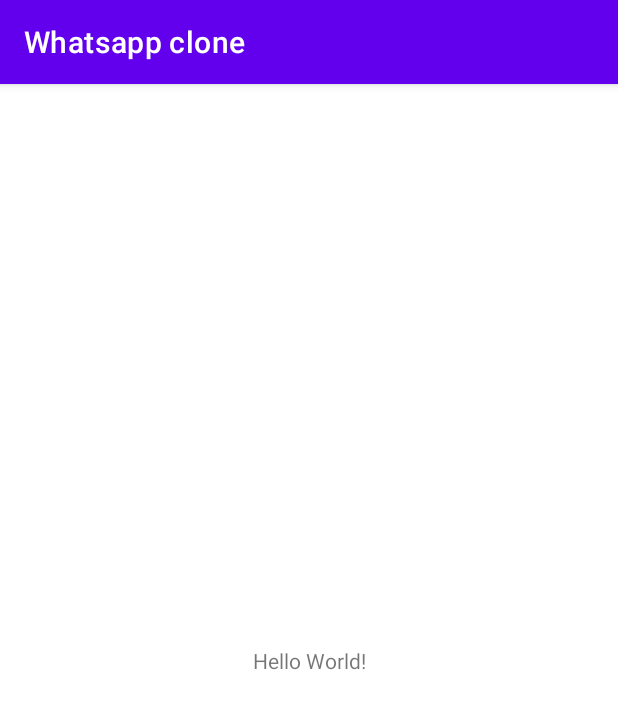
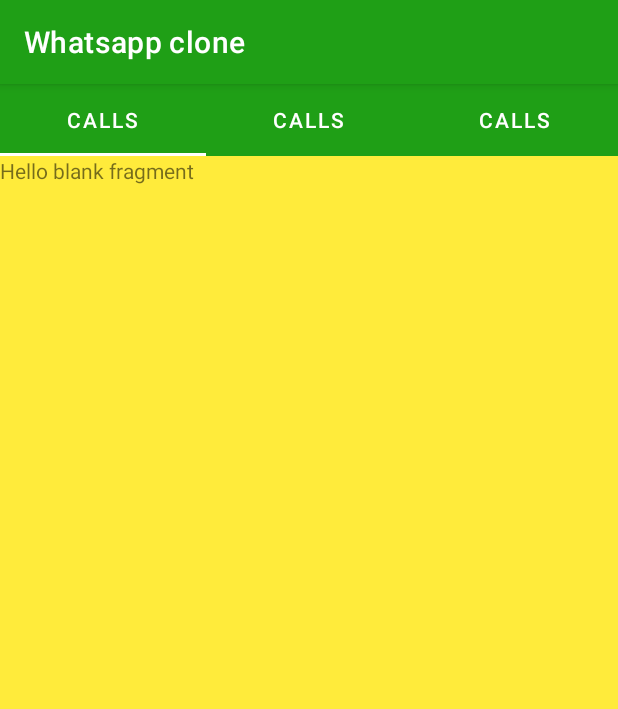
Before and after one commit to muhammadbilal20130/WhatsappCloneApp, an Android app: the screen it shows after launch (MainActivity), on a phone screen of 412 x 824 dp. Shown: the top 709 px of the screen. Run offline under Robolectric (Android 15) with nearby library versions, the phone set to English and light mode, and no system bars.

Commit message:
Completed Ui for tab layout with framgents

```diff
--- a/app/build.gradle
+++ b/app/build.gradle
@@ -32,6 +32,7 @@ dependencies {
     implementation 'androidx.appcompat:appcompat:1.4.0'
     implementation 'com.google.android.material:material:1.4.0'
     implementation 'androidx.constraintlayout:constraintlayout:2.1.2'
+    implementation 'androidx.legacy:legacy-support-v4:1.0.0'
     testImplementation 'junit:junit:4.+'
     androidTestImplementation 'androidx.test.ext:junit:1.1.3'
     androidTestImplementation 'androidx.test.espresso:espresso-core:3.4.0'
--- /dev/null
+++ b/app/src/main/java/com/example/whatsappclone/Fragments/CallsFragment.java
@@ -0,0 +1,23 @@
+package com.example.whatsappclone.Fragments;
+
+import android.os.Bundle;
+
+import androidx.fragment.app.Fragment;
+
+import android.view.LayoutInflater;
+import android.view.View;
+import android.view.ViewGroup;
+
+import com.example.whatsappclone.R;
+public class CallsFragment extends Fragment {
+    public CallsFragment() {
+        // Required empty public constructor
+    }
+    @Override
+    public View onCreateView(LayoutInflater inflater, ViewGroup container,
+                             Bundle savedInstanceState) {
+        // Inflate the layout for this fragment
+        View view= inflater.inflate(R.layout.fragment_calls, container, false);
+        return view;
+    }
+}
--- /dev/null
+++ b/app/src/main/java/com/example/whatsappclone/Fragments/ChatsFragment.java
@@ -0,0 +1,27 @@
+package com.example.whatsappclone.Fragments;
+
+import android.os.Bundle;
+
+import androidx.fragment.app.Fragment;
+
+import android.view.LayoutInflater;
+import android.view.View;
+import android.view.ViewGroup;
+
+import com.example.whatsappclone.R;
+
+public class ChatsFragment extends Fragment {
+
+
+    public ChatsFragment() {
+        // Required empty public constructor
+    }
+    @Override
+    public View onCreateView(LayoutInflater inflater, ViewGroup container,
+                             Bundle savedInstanceState) {
+        // Inflate the layout for this fragment
+        View view= inflater.inflate(R.layout.fragment_chats, container, false);
+
+        return view;
+    }
+}
--- /dev/null
+++ b/app/src/main/java/com/example/whatsappclone/Fragments/StatusFragment.java
@@ -0,0 +1,24 @@
+package com.example.whatsappclone.Fragments;
+
+import android.os.Bundle;
+
+import androidx.fragment.app.Fragment;
+
+import android.view.LayoutInflater;
+import android.view.View;
+import android.view.ViewGroup;
+
+import com.example.whatsappclone.R;
+public class StatusFragment extends Fragment {
+    public StatusFragment() {
+        // Required empty public constructor
+    }
+    @Override
+    public View onCreateView(LayoutInflater inflater, ViewGroup container,
+                             Bundle savedInstanceState) {
+        // Inflate the layout for this fragment
+        View view= inflater.inflate(R.layout.fragment_status, container, false);
+
+        return  view;
+    }
+}
--- /dev/null
+++ b/app/src/main/java/com/example/whatsappclone/FragmentsAdapter.java
@@ -0,0 +1,45 @@
+package com.example.whatsappclone;
+
+import androidx.annotation.NonNull;
+import androidx.annotation.Nullable;
+import androidx.fragment.app.Fragment;
+import androidx.fragment.app.FragmentManager;
+import androidx.fragment.app.FragmentPagerAdapter;
+
+import com.example.whatsappclone.Fragments.CallsFragment;
+import com.example.whatsappclone.Fragments.ChatsFragment;
+import com.example.whatsappclone.Fragments.StatusFragment;
+
+public class FragmentsAdapter extends FragmentPagerAdapter {
+    public FragmentsAdapter(@NonNull FragmentManager fm) {
+        super(fm);
+    }
+
+    @NonNull
+    @Override
+    public Fragment getItem(int position) {
+        switch (position){
+            case 0:return new ChatsFragment();
+            case 1:return new StatusFragment();
+            case 2:return new CallsFragment();
+            default:return new ChatsFragment();
+        }
+    }
+
+    @Override
+    public int getCount() {
+        return 3;
+    }
+
+    @Nullable
+    @Override
+    public CharSequence getPageTitle(int position) {
+        String title=null;
+        switch (position){
+            case 0:title="Chats";
+            case 1:title="Status";
+            case 2:title="Calls";
+        }
+        return title;
+    }
+}
--- a/app/src/main/java/com/example/whatsappclone/MainActivity.java
+++ b/app/src/main/java/com/example/whatsappclone/MainActivity.java
@@ -1,14 +1,26 @@
 package com.example.whatsappclone;
 
 import androidx.appcompat.app.AppCompatActivity;
+import androidx.viewpager.widget.ViewPager;
 
 import android.os.Bundle;
+import android.widget.TableLayout;
+
+import com.google.android.material.tabs.TabLayout;
 
 public class MainActivity extends AppCompatActivity {
+    TabLayout tabLayout;
+    ViewPager viewPager;
 
     @Override
     protected void onCreate(Bundle savedInstanceState) {
         super.onCreate(savedInstanceState);
         setContentView(R.layout.activity_main);
+        viewPager=findViewById(R.id.pagerView);
+        tabLayout=findViewById(R.id.tabLayout);
+
+        viewPager.setAdapter(new FragmentsAdapter(getSupportFragmentManager()));
+        tabLayout.setupWithViewPager(viewPager);
+
     }
 }
--- a/app/src/main/res/layout/activity_main.xml
+++ b/app/src/main/res/layout/activity_main.xml
@@ -1,18 +1,23 @@
 <?xml version="1.0" encoding="utf-8"?>
-<androidx.constraintlayout.widget.ConstraintLayout xmlns:android="http://schemas.android.com/apk/res/android"
+<LinearLayout xmlns:android="http://schemas.android.com/apk/res/android"
     xmlns:app="http://schemas.android.com/apk/res-auto"
     xmlns:tools="http://schemas.android.com/tools"
     android:layout_width="match_parent"
     android:layout_height="match_parent"
-    tools:context=".MainActivity">
+    tools:context=".MainActivity"
+    android:orientation="vertical">
 
-    <TextView
-        android:layout_width="wrap_content"
+    <com.google.android.material.tabs.TabLayout
+        android:id="@+id/tabLayout"
+        android:layout_width="match_parent"
         android:layout_height="wrap_content"
-        android:text="Hello World!"
-        app:layout_constraintBottom_toBottomOf="parent"
-        app:layout_constraintLeft_toLeftOf="parent"
-        app:layout_constraintRight_toRightOf="parent"
-        app:layout_constraintTop_toTopOf="parent" />
+        android:background="#1F9F16"
+        app:tabIndicatorColor="@color/white"
+        app:tabTextColor="@color/white"/>
 
-</androidx.constraintlayout.widget.ConstraintLayout>
+    <androidx.viewpager.widget.ViewPager
+        android:id="@+id/pagerView"
+        android:layout_width="match_parent"
+        android:layout_height="match_parent" />
+
+</LinearLayout>
--- /dev/null
+++ b/app/src/main/res/layout/fragment_calls.xml
@@ -0,0 +1,15 @@
+<?xml version="1.0" encoding="utf-8"?>
+<FrameLayout xmlns:android="http://schemas.android.com/apk/res/android"
+    xmlns:tools="http://schemas.android.com/tools"
+    android:layout_width="match_parent"
+    android:layout_height="match_parent"
+    android:background="#2196F3"
+    tools:context=".Fragments.CallsFragment">
+
+    <!-- TODO: Update blank fragment layout -->
+    <TextView
+        android:layout_width="match_parent"
+        android:layout_height="match_parent"
+        android:text="@string/hello_blank_fragment" />
+
+</FrameLayout>
--- /dev/null
+++ b/app/src/main/res/layout/fragment_chats.xml
@@ -0,0 +1,15 @@
+<?xml version="1.0" encoding="utf-8"?>
+<FrameLayout xmlns:android="http://schemas.android.com/apk/res/android"
+    xmlns:tools="http://schemas.android.com/tools"
+    android:layout_width="match_parent"
+    android:layout_height="match_parent"
+    android:background="#FFEB3B"
+    tools:context=".Fragments.ChatsFragment">
+
+    <!-- TODO: Update blank fragment layout -->
+    <TextView
+        android:layout_width="match_parent"
+        android:layout_height="match_parent"
+        android:text="@string/hello_blank_fragment" />
+
+</FrameLayout>
--- /dev/null
+++ b/app/src/main/res/layout/fragment_status.xml
@@ -0,0 +1,15 @@
+<?xml version="1.0" encoding="utf-8"?>
+<FrameLayout xmlns:android="http://schemas.android.com/apk/res/android"
+    xmlns:tools="http://schemas.android.com/tools"
+    android:layout_width="match_parent"
+    android:layout_height="match_parent"
+    android:background="#4CAF50"
+    tools:context=".Fragments.StatusFragment">
+
+    <!-- TODO: Update blank fragment layout -->
+    <TextView
+        android:layout_width="match_parent"
+        android:layout_height="match_parent"
+        android:text="@string/hello_blank_fragment" />
+
+</FrameLayout>
--- a/app/src/main/res/values/colors.xml
+++ b/app/src/main/res/values/colors.xml
@@ -1,8 +1,8 @@
 <?xml version="1.0" encoding="utf-8"?>
 <resources>
     <color name="purple_200">#FFBB86FC</color>
-    <color name="purple_500">#FF6200EE</color>
-    <color name="purple_700">#FF3700B3</color>
+    <color name="purple_500">#1F9F16</color>
+    <color name="purple_700">#4CAF50</color>
     <color name="teal_200">#FF03DAC5</color>
     <color name="teal_700">#FF018786</color>
     <color name="black">#FF000000</color>
--- a/app/src/main/res/values/strings.xml
+++ b/app/src/main/res/values/strings.xml
@@ -1,3 +1,5 @@
 <resources>
     <string name="app_name">Whatsapp clone</string>
+    <!-- TODO: Remove or change this placeholder text -->
+    <string name="hello_blank_fragment">Hello blank fragment</string>
 </resources>
```
